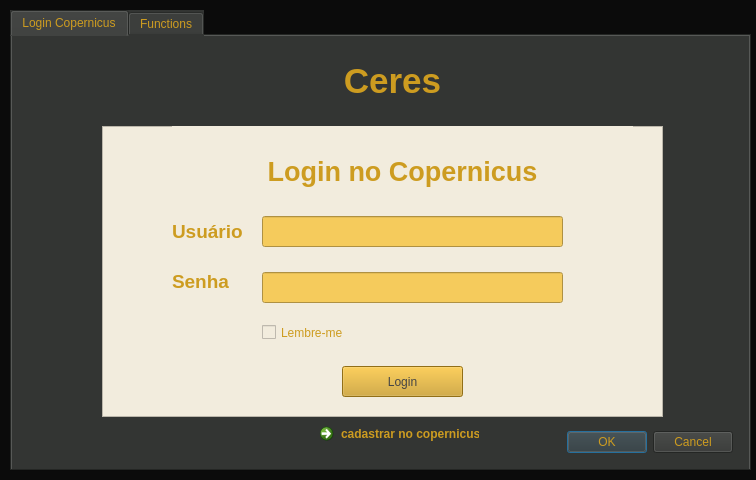
This is ceres_dialog_base.ui in michaelthierry/Ceres_Linux as Qt 5 draws it before an edit. The edited form follows.
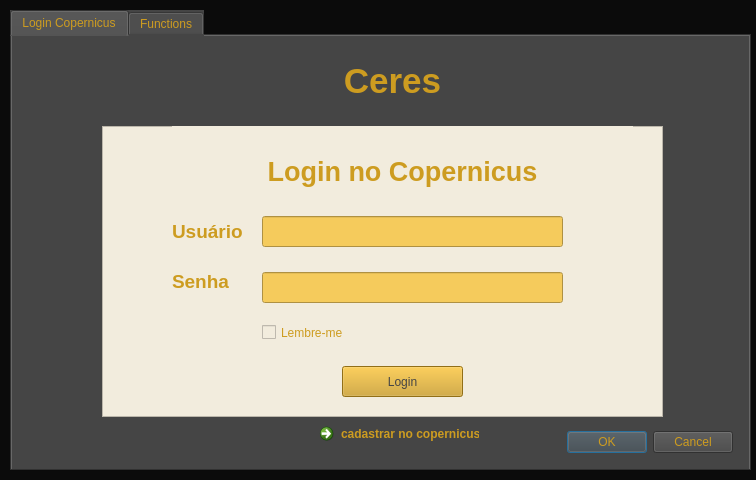
This is the edited form. Custom widgets are drawn as their Qt base class.

Commit message: feat: add functions to login on Copernicus system

Diff of the .ui file:
```diff
--- a/ceres_dialog_base.ui
+++ b/ceres_dialog_base.ui
@@ -26,7 +26,7 @@
     </rect>
    </property>
    <property name="styleSheet">
-    <string notr="true">background-color: rgb(51, 53, 51);
+    <string notr="true">background-color: rgb(69, 69, 69);
 color: rgb(205, 156, 32);</string>
    </property>
    <property name="tabShape">
```
The commit also changes 2 other files.
